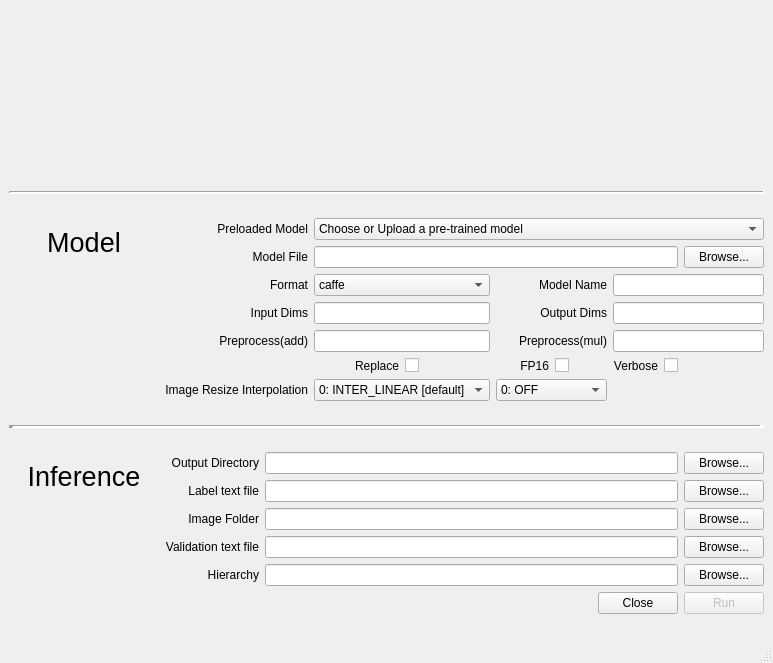
kiritigowda/mivisionx-inference-analyzer, file inference_control.ui: the form before one commit.
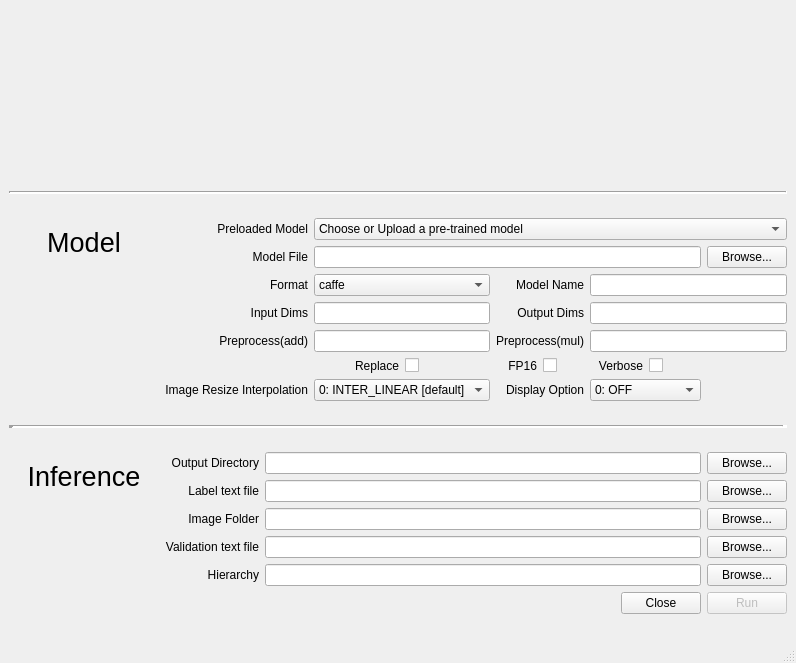
The form after the commit. Icons and pictures are not drawn.

Commit message: Display Option Fix

What changed in the file:
```diff
--- a/inference_control.ui
+++ b/inference_control.ui
@@ -500,6 +500,21 @@
        </widget>
       </item>
       <item row="6" column="3">
+       <widget class="QLabel" name="resize_label">
+        <property name="font">
+         <font>
+          <family>Ubuntu</family>
+         </font>
+        </property>
+        <property name="text">
+         <string>Display Option</string>
+        </property>
+        <property name="alignment">
+         <set>Qt::AlignRight|Qt::AlignTrailing|Qt::AlignVCenter</set>
+        </property>
+       </widget>
+      </item>
+      <item row="6" column="4">
        <widget class="QComboBox" name="display_comboBox">
         <property name="font">
          <font>
```
